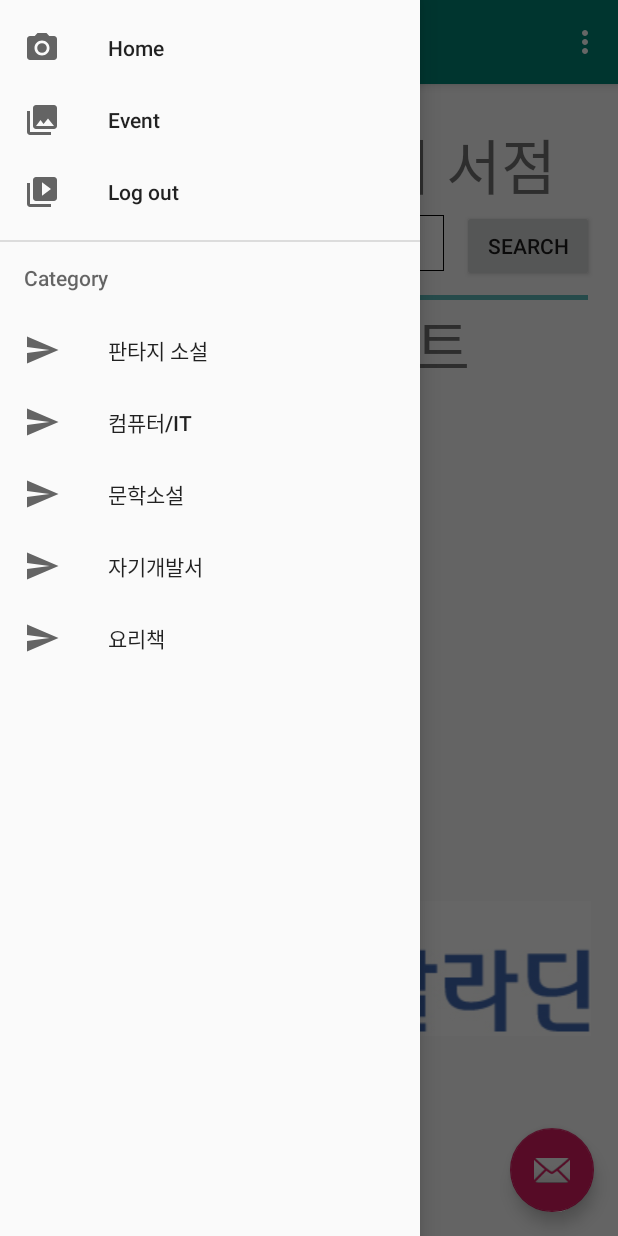
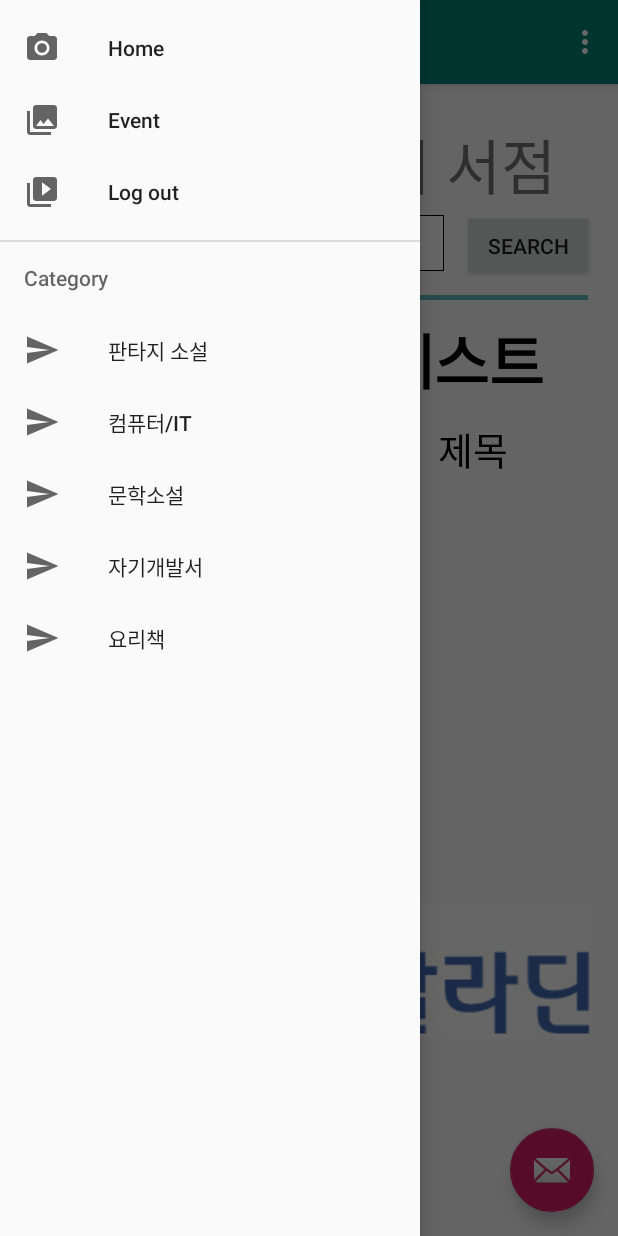
Before and after one commit to dkrlto0819/SWcap, an Android app: the screen it shows after launch (MainActivity), with the side drawer open, on a phone screen of 412 x 824 dp. Run offline under Robolectric (Android 15) with nearby library versions, the phone set to English and light mode, and no system bars.

Commit message:
fragment_home 디자인 수정

```diff
--- a/LambParty/app/src/main/res/layout/fragment_home.xml
+++ b/LambParty/app/src/main/res/layout/fragment_home.xml
@@ -1,5 +1,6 @@
 <?xml version="1.0" encoding="utf-8"?>
 <FrameLayout xmlns:android="http://schemas.android.com/apk/res/android"
+    xmlns:app="http://schemas.android.com/apk/res-auto"
     xmlns:tools="http://schemas.android.com/tools"
     android:layout_width="match_parent"
     android:layout_height="match_parent"
@@ -7,18 +8,24 @@
 
     <!-- TODO: Update blank fragment layout -->
     <android.support.constraint.ConstraintLayout xmlns:android="http://schemas.android.com/apk/res/android"
+        xmlns:app="http://schemas.android.com/apk/res-auto"
         xmlns:tools="http://schemas.android.com/tools"
         android:layout_width="match_parent"
-        android:layout_height="match_parent"
-        xmlns:app="http://schemas.android.com/apk/res-auto">
+        android:layout_height="match_parent">
 
         <TextView
             android:id="@+id/week_bestseller"
             android:layout_width="wrap_content"
             android:layout_height="wrap_content"
+            android:layout_gravity="center"
+            android:layout_marginTop="10dp"
             android:text="이달의 주간 베스트"
+            android:textStyle="bold"
+            android:textColor="#000000"
             android:textSize="40dp"
-        app:layout_constraintStart_toStartOf="@+id/bestSeller_List1"
+            app:layout_constraintEnd_toEndOf="parent"
+            app:layout_constraintHorizontal_bias="0.5"
+            app:layout_constraintStart_toStartOf="parent"
             app:layout_constraintTop_toTopOf="parent" />
 
         <android.support.constraint.ConstraintLayout
@@ -46,7 +53,11 @@
                 android:layout_marginStart="8dp"
                 android:layout_marginTop="10dp"
                 android:text="제목"
-                android:textSize="30dp"
+                android:textColor="#000000"
+                android:textSize="25dp"
+                app:layout_constraintBottom_toTopOf="@+id/author"
+                app:layout_constraintEnd_toEndOf="parent"
+                app:layout_constraintHorizontal_bias="0.5"
                 app:layout_constraintStart_toEndOf="@+id/bookImage"
                 app:layout_constraintTop_toTopOf="parent" />
 
@@ -57,7 +68,8 @@
                 android:layout_marginStart="8dp"
                 android:layout_marginTop="8dp"
                 android:text="저자"
-                android:textSize="30dp"
+                android:textColor="#000000"
+                android:textSize="20dp"
                 app:layout_constraintStart_toEndOf="@+id/bookImage"
                 app:layout_constraintTop_toBottomOf="@+id/bookTitle" />
 
@@ -65,9 +77,11 @@
                 android:id="@+id/bookContent"
                 android:layout_width="198dp"
                 android:layout_height="208dp"
-                android:layout_marginTop="8dp"
-                android:text="내용"
-                android:textSize="30dp"
+                android:layout_marginStart="8dp"
+                android:layout_marginTop="4dp"
+                android:text="소개"
+                android:textColor="#000000"
+                android:textSize="20dp"
                 app:layout_constraintStart_toEndOf="@+id/bookImage"
                 app:layout_constraintTop_toBottomOf="@+id/author" />
 
```
Lines whose indentation alone changed are shown as unchanged.
